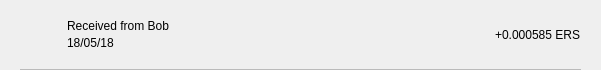
ErosCore/ErosCore, file src/qt/eros/forms/txrow.ui: the form before one commit.
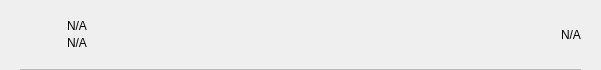
The form after the commit.

What changed in the file:
```diff
--- a/src/qt/eros/forms/txrow.ui
+++ b/src/qt/eros/forms/txrow.ui
@@ -110,7 +110,7 @@
               <string notr="true"/>
              </property>
              <property name="text">
-              <string>Received from Bob</string>
+              <string notr="true">N/A</string>
              </property>
              <property name="alignment">
               <set>Qt::AlignBottom|Qt::AlignLeading|Qt::AlignLeft</set>
@@ -123,7 +123,7 @@
               <string notr="true"/>
              </property>
              <property name="text">
-              <string>18/05/18</string>
+              <string notr="true">N/A</string>
              </property>
              <property name="alignment">
               <set>Qt::AlignLeading|Qt::AlignLeft|Qt::AlignTop</set>
@@ -138,7 +138,7 @@
             <string notr="true"/>
            </property>
            <property name="text">
-            <string>+0.000585 ERS</string>
+            <string notr="true">N/A</string>
            </property>
           </widget>
          </item>
```
